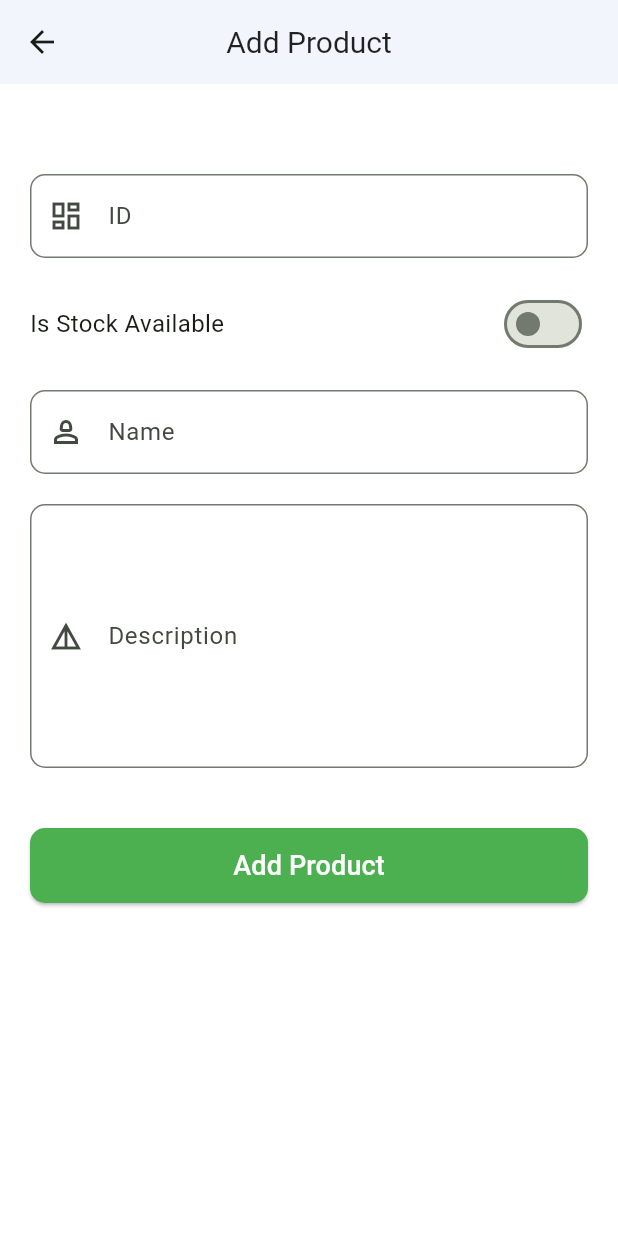
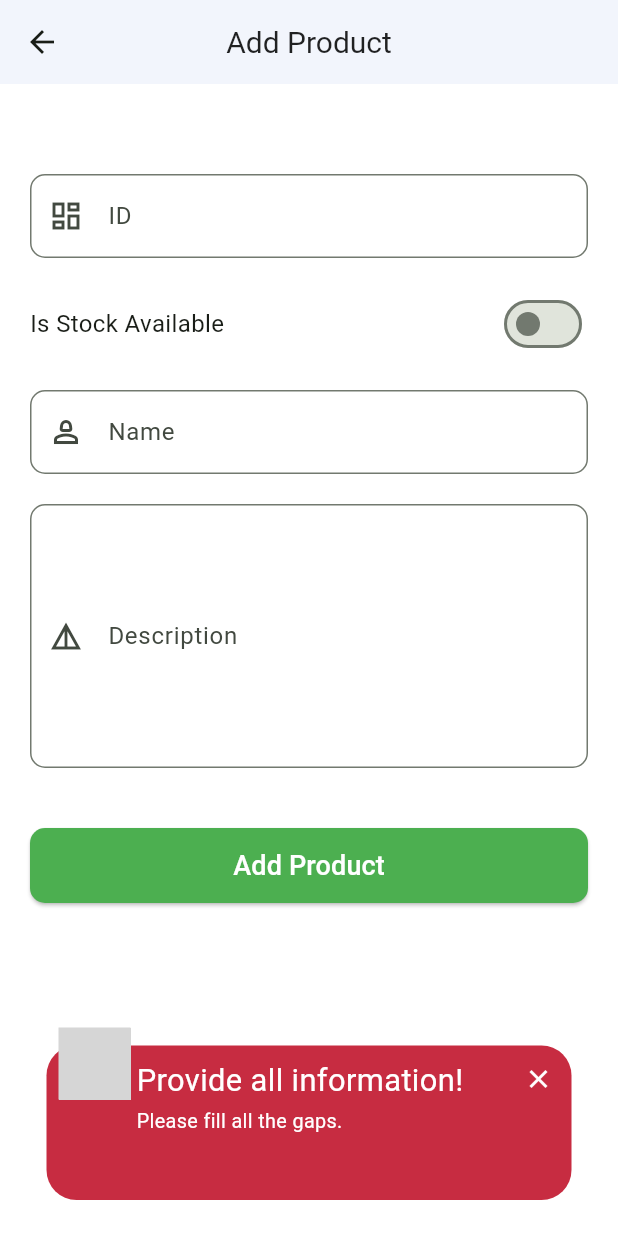
Before and after one commit to hulk7c7/agile_craft_asignment, a Flutter app: the AddProductScreen screen opened directly, after a tap on "Add Product", on a phone screen of 412 x 824 dp. Run offline on Flutter 3.47's test engine with Material 3 defaults, Android fonts, the light colour scheme and no system bars; drawn by our look-alikes of awesome_snackbar_content; our stand-ins replace connectivity_plus, flutter_bounce, flutter_hooks, hive, hive_flutter, hooks_riverpod; accounts and stored records are empty; grey boxes are pictures that could not be loaded.

Commit message:
Internet connectivity checker added.

```diff
--- a/lib/presentation/addProduct/pages/addProduct_screen.dart
+++ b/lib/presentation/addProduct/pages/addProduct_screen.dart
@@ -3,6 +3,7 @@
 import 'package:agile_craft_asignment/backend/network/api_urls.dart';
 import 'package:agile_craft_asignment/backend/network/request_methods.dart';
 import 'package:agile_craft_asignment/presentation/home/pages/displayProducts.dart';
+import 'package:agile_craft_asignment/utils/globalFunctions.dart';
 import 'package:agile_craft_asignment/utils/globalStrings.dart';
 import 'package:agile_craft_asignment/utils/globalWidgets.dart';
 import 'package:awesome_snackbar_content/awesome_snackbar_content.dart';
@@ -86,7 +87,20 @@ class AddProductScreen extends HookConsumerWidget {
             customElevatedButton(
                 text: 'Add Product',
                 onPressed: () async{
-                 await ApiService().postRequest(
+
+                  if(await GlobalFunctions.internetIsConnected(context) == false) return;
+
+                  if(id.value.isEmpty || name.value.isEmpty || description.value.isEmpty) {
+                    showCustomSnackBar(
+                      context: context,
+                      title: 'Provide all information!',
+                      message: "Please fill all the gaps.",
+                      contentType: ContentType.failure,
+                    );
+                    return;
+                  }
+
+                  await ApiService().postRequest(
                       targetUrl: APIUrls.addProduct,
                       context: context,
                       headers: GlobalStrings.header,
--- a/lib/presentation/authentication/pages/login_screen.dart
+++ b/lib/presentation/authentication/pages/login_screen.dart
@@ -74,6 +74,9 @@ class Authentication extends HookConsumerWidget {
               customElevatedButton(
                   text: 'Sign In',
                   onPressed: () async{
+
+                    if(await GlobalFunctions.internetIsConnected(context) == false) return;
+
                     if(email.value.isEmpty || pass.value.isEmpty) {
                       showCustomSnackBar(
                         context: context,
--- a/lib/presentation/updateProduct/pages/updateProduct_screen.dart
+++ b/lib/presentation/updateProduct/pages/updateProduct_screen.dart
@@ -3,6 +3,7 @@
 import 'package:agile_craft_asignment/backend/network/api_urls.dart';
 import 'package:agile_craft_asignment/backend/network/request_methods.dart';
 import 'package:agile_craft_asignment/presentation/home/pages/displayProducts.dart';
+import 'package:agile_craft_asignment/utils/globalFunctions.dart';
 import 'package:agile_craft_asignment/utils/globalStrings.dart';
 import 'package:agile_craft_asignment/utils/globalWidgets.dart';
 import 'package:awesome_snackbar_content/awesome_snackbar_content.dart';
@@ -101,6 +102,9 @@ class UpdateProductScreen extends HookConsumerWidget {
                 customElevatedButton(
                     text: 'Update Product',
                     onPressed: () async{
+
+                      if(await GlobalFunctions.internetIsConnected(context) == false) return;
+
                       await ApiService().postRequest(
                         targetUrl: APIUrls.addProduct,
                         context: context,
--- a/lib/utils/globalFunctions.dart
+++ b/lib/utils/globalFunctions.dart
@@ -2,6 +2,8 @@
 
 import 'dart:developer';
 
+import 'package:agile_craft_asignment/utils/globalWidgets.dart';
+import 'package:awesome_snackbar_content/awesome_snackbar_content.dart';
 import 'package:connectivity_plus/connectivity_plus.dart';
 import 'package:flutter/cupertino.dart';
 
@@ -9,10 +11,18 @@ abstract class GlobalFunctions {
 
   static bool willPrint = true;
 
-  static Future<bool> internetIsConnected() async {
+  static Future<bool> internetIsConnected(BuildContext context) async {
     final connectivityResult = await (Connectivity().checkConnectivity());
     bool connected =
     connectivityResult == ConnectivityResult.none ? false : true;
+    if(!connected) {
+      showCustomSnackBar(
+        context: context,
+        title: 'No Internet Connection!',
+        message: "Please check your internet connection.",
+        contentType: ContentType.failure,
+      );
+    }
     return connected;
   }
 
```
